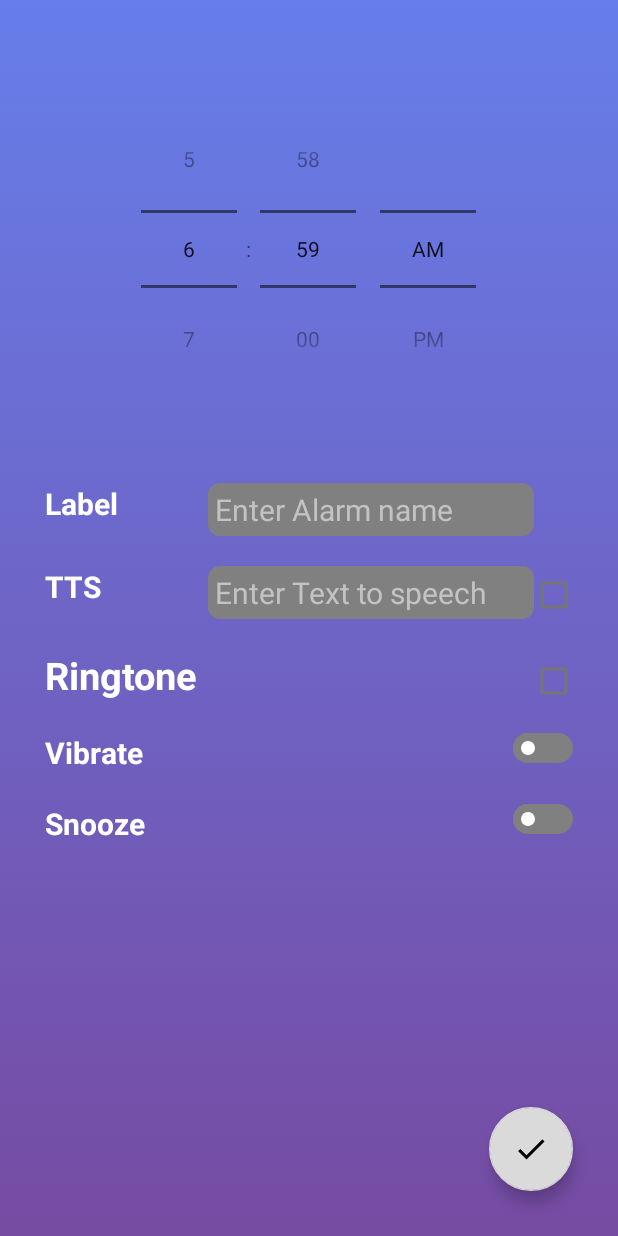
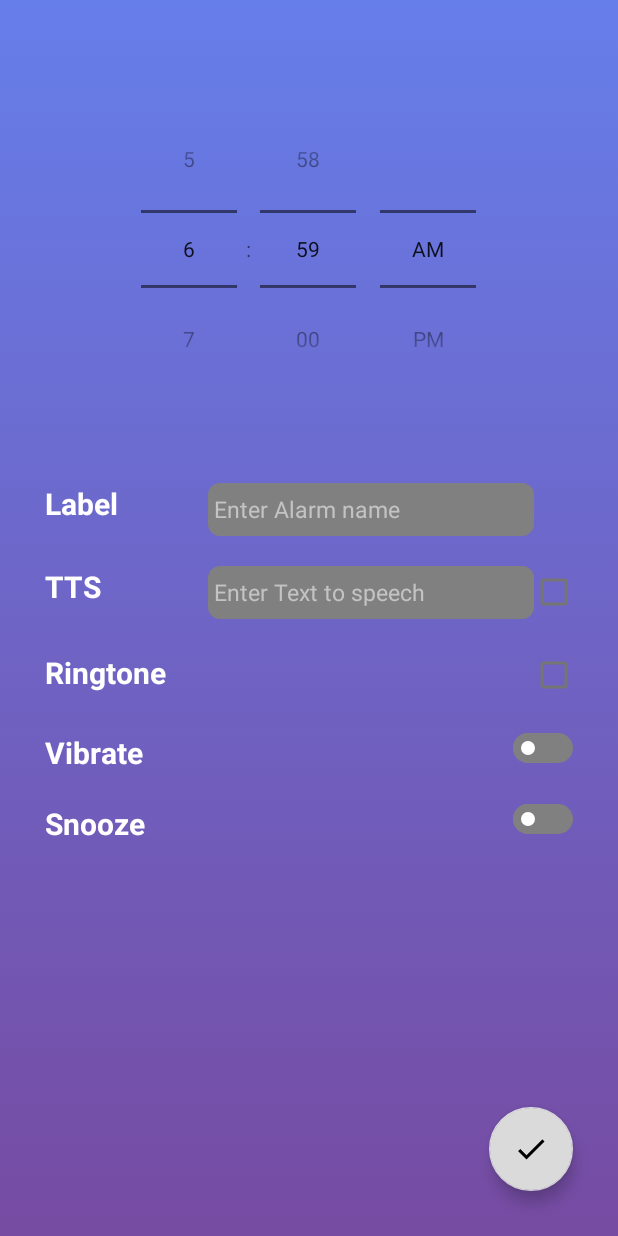
Before and after one commit to ashisbehera/Smart_Alarm, an Android app: the AddAlarm_Activity screen opened directly, with no data from a screen before it, on a phone screen of 412 x 824 dp. Run offline under Robolectric (Android 15) with nearby library versions, the phone set to English and light mode, and no system bars.

Commit message:
ringtone activity updated

```diff
--- a/app/src/main/res/layout/addalarm_activity.xml
+++ b/app/src/main/res/layout/addalarm_activity.xml
@@ -73,7 +73,7 @@
                 android:textColor="#FFFFFF"
                 android:layout_marginRight="26dp"
                 android:textColorHint="#C3C3C3"
-                android:textSize="20sp" />
+                android:textSize="15sp" />
 
         </LinearLayout>
 
@@ -107,7 +107,7 @@
                 android:minHeight="48dp"
                 android:textColor="#FFFFFF"
                 android:textColorHint="#C3C3C3"
-                android:textSize="20sp" />
+                android:textSize="15sp" />
 
             <CheckBox
                 android:id="@+id/tts_ch_bt"
@@ -131,7 +131,7 @@
                 android:textAlignment="textStart"
                 android:text="Ringtone"
                 android:textColor="@color/white"
-                android:textSize="25sp"
+                android:textSize="20sp"
                 android:textStyle="bold"
                 tools:ignore="RtlCompat">
 
@@ -202,7 +202,8 @@
 
             <Switch
                 android:id="@+id/snooze_switch"
-                android:layout_width="wrap_content"
+                android:layout_weight="1"
+                android:layout_width="0dp"
                 android:layout_height="wrap_content"
                 android:track="@drawable/toggle_widget_background"
                 android:thumb="@drawable/thumb"
```
Also changed, not shown: app/src/main/java/com/example/smartalarm/Ringtone.java (+52 -20 lines).
